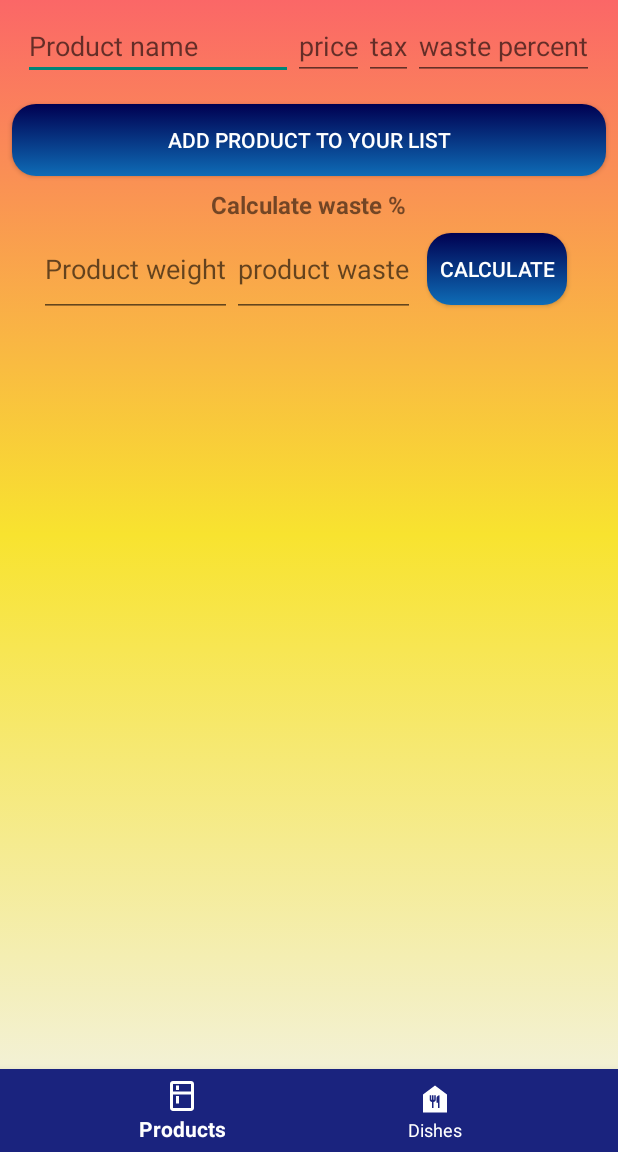
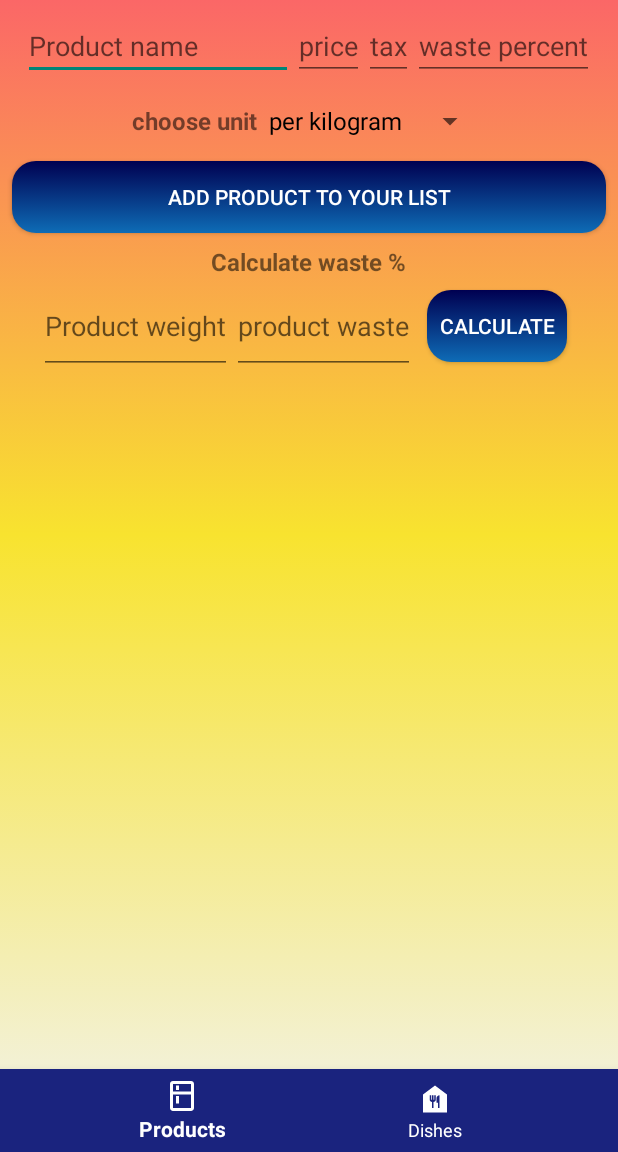
Before and after one commit to michalguspiel/FoodCostCalculator, an Android app: the screen it shows after launch (MainActivity), after a tap on "Add product", on a phone screen of 412 x 824 dp, the part 84-1236 px from its top. Run offline under Robolectric (Android 15) with nearby library versions, the phone set to English and light mode, and no system bars; our stand-ins replace Room's generated code; network calls fail; 1 other tap on this screen came first.

Commit message:
Added metric units and margin percent for dishes.

```diff
--- a/app/src/main/java/com/example/foodcostcalc/fragments/Add.kt
+++ b/app/src/main/java/com/example/foodcostcalc/fragments/Add.kt
@@ -1,36 +1,36 @@
 package com.example.foodcostcalc.fragments
 
+import android.annotation.SuppressLint
 import android.os.Bundle
+import android.util.Log
 import android.view.Gravity
 import android.view.LayoutInflater
 import android.view.View
 import android.view.ViewGroup
 import android.widget.*
 import androidx.fragment.app.*
-import androidx.lifecycle.Observer
 import androidx.lifecycle.ViewModelProvider
 import com.example.foodcostcalc.R
-import com.example.foodcostcalc.model.ProductIncluded
-import com.example.foodcostcalc.fragments.dialogs.CreateDish
 import com.example.foodcostcalc.model.Product
 import com.example.foodcostcalc.viewmodel.AddViewModel
 import java.math.RoundingMode
 import java.text.DecimalFormat
 
 
-class Add : Fragment() {
+class Add : Fragment(),AdapterView.OnItemSelectedListener {
 
-
+    var unitPosition: Int? = null
 
     private fun showToast(context: FragmentActivity? = activity, message: String, duration: Int = Toast.LENGTH_LONG) {
         Toast.makeText(context, message, duration) .show()
     }
 
+    @SuppressLint("ResourceType")
     override fun onCreateView(
         inflater: LayoutInflater,
         container: ViewGroup?,
         savedInstanceState: Bundle?
-    ): View? {
+    ): View {
         val view: View = inflater.inflate(R.layout.fragment_add, container, false)
         val viewModel = ViewModelProvider(this).get(AddViewModel::class.java)
 
@@ -46,10 +46,20 @@ class Add : Fragment() {
             val calcProductWeight    = view.findViewById<EditText>(R.id.waste_calc_product_weight)
 
 
+            /**Spinner adapter*/
+            val unitSpinner = view.findViewById<Spinner>(R.id.units_spinner)
+            val unitList = resources.getStringArray(R.array.units)
+            val unitsAdapter = ArrayAdapter(requireActivity(),R.layout.support_simple_spinner_dropdown_item,unitList)
+            with(unitSpinner){
+                setSelection(0,false)
+                adapter = unitsAdapter
+                onItemSelectedListener = this@Add
+                gravity = Gravity.CENTER
+                this.prompt = "Choose unit"
+                id = 1
+            }
 
             /** BUTTONS FUNCTIONALITY */
-
-
 
             addButton.setOnClickListener{
                 if(name.text.isNullOrEmpty()||
@@ -61,7 +71,8 @@ class Add : Fragment() {
                         name.text.toString(),
                         price.text.toString().toDouble(),
                         tax.text.toString().toDouble(),
-                        waste.text.toString().toDouble()
+                        waste.text.toString().toDouble(),
+                            unitList[unitPosition!!]
                     )
                     viewModel.addProducts(product)
 
@@ -104,4 +115,19 @@ class Add : Fragment() {
         const val TAG = "Add"
     }
 
+    override fun onItemSelected(parent: AdapterView<*>?, view: View?, position: Int, id: Long) {
+        when(parent?.id){
+            1->  {  unitPosition = position
+                    showToast(message = "$position")
+                Log.i("test","$unitPosition")
+            }
+                else -> {showToast(message = "wtf")}
+        }
+
+    }
+
+    override fun onNothingSelected(parent: AdapterView<*>?) {
+    Toast.makeText(requireContext(),"nothing selected", Toast.LENGTH_SHORT).show()
+    }
+
 }
--- a/app/src/main/java/com/example/foodcostcalc/model/Dish.kt
+++ b/app/src/main/java/com/example/foodcostcalc/model/Dish.kt
@@ -6,11 +6,12 @@ import androidx.room.*
 /** Data class provides an Dish */
 @Entity(tableName = "dishes")
 data class Dish(@PrimaryKey(autoGenerate = true) val dishId : Long,
-                @ColumnInfo(name = "dish_name") val name: String) {
+                @ColumnInfo(name = "dish_name") val name: String,
+                @ColumnInfo(name = "margin_percent")val marginPercent: Double = 100.0) {
 
 
     override fun toString(): String {
-        return "$name"
+        return name
     }
 
 }
--- a/app/src/main/java/com/example/foodcostcalc/model/Product.kt
+++ b/app/src/main/java/com/example/foodcostcalc/model/Product.kt
@@ -15,12 +15,13 @@ data class Product(@PrimaryKey(autoGenerate = true) val productId: Long,
                    @ColumnInfo(name = "product_name") val name: String,
                    val pricePerUnit: Double,
                    val tax: Double,
-                   val waste: Double){
+                   val waste: Double,
+                   val unit: String){
     @Ignore        val priceAfterWasteAndTax = pricePerUnit + pricePerUnit * (waste/100) + pricePerUnit * (tax/100)
 
     override fun toString():String{
         val df = DecimalFormat("#.##")
         val formatedBruttoPrice = df.format(priceAfterWasteAndTax)
-        return "$name, price per unit netto:$pricePerUnit. Price per unit with foodcost: $formatedBruttoPrice"
+        return "$name, price $unit netto:$pricePerUnit. Price $unit with foodcost: $formatedBruttoPrice"
     }
 }
--- /dev/null
+++ b/app/src/main/res/drawable/ic_baseline_delete_forever_24.xml
@@ -0,0 +1,5 @@
+<vector android:autoMirrored="true" android:height="40dp"
+    android:tint="?attr/colorControlNormal" android:viewportHeight="24"
+    android:viewportWidth="24" android:width="40dp" xmlns:android="http://schemas.android.com/apk/res/android">
+    <path android:fillColor="@android:color/white" android:pathData="M6,19c0,1.1 0.9,2 2,2h8c1.1,0 2,-0.9 2,-2L18,7L6,7v12zM8.46,11.88l1.41,-1.41L12,12.59l2.12,-2.12 1.41,1.41L13.41,14l2.12,2.12 -1.41,1.41L12,15.41l-2.12,2.12 -1.41,-1.41L10.59,14l-2.13,-2.12zM15.5,4l-1,-1h-5l-1,1L5,4v2h14L19,4z"/>
+</vector>
--- a/app/src/main/res/layout/fragment_add.xml
+++ b/app/src/main/res/layout/fragment_add.xml
@@ -1,6 +1,5 @@
 <?xml version="1.0" encoding="utf-8"?>
 <LinearLayout xmlns:android="http://schemas.android.com/apk/res/android"
-    xmlns:app="http://schemas.android.com/apk/res-auto"
     android:id="@+id/add_layout"
     android:background="@drawable/background"
     android:layout_width="match_parent"
@@ -47,6 +46,30 @@
             android:inputType="numberDecimal" />
     </LinearLayout>
 
+    <LinearLayout
+        android:layout_width="wrap_content"
+        android:layout_margin="8dp"
+        android:layout_height="wrap_content"
+        android:orientation="horizontal"
+        android:layout_gravity="center">
+
+        <TextView
+        android:layout_width="wrap_content"
+        android:layout_height="wrap_content"
+        android:textStyle="bold"
+        android:textSize="16sp"
+        android:text="@string/choose_unit"/>
+
+        <Spinner
+        android:id="@+id/units_spinner"
+        android:layout_width="wrap_content"
+        android:layout_height="match_parent"
+        android:spinnerMode="dropdown"
+        />
+
+
+    </LinearLayout>
+
     <Button
         android:id="@+id/addProduct"
         android:layout_width="match_parent"
@@ -66,7 +89,7 @@
         android:layout_gravity="center"
         android:textSize="16sp"
         android:textStyle="bold"
-        android:text="Calculate waste %" />
+        android:text="@string/calculate_waste" />
 
     <LinearLayout
         android:layout_width="wrap_content"
@@ -80,14 +103,14 @@
             android:layout_height="match_parent"
             android:hint="@string/product_weight"
             android:inputType="numberDecimal"
-        />
+            android:autofillHints="" />
         <EditText
             android:id="@+id/waste_calc_product_waste"
             android:layout_width="wrap_content"
             android:layout_height="match_parent"
             android:hint="@string/product_waste"
             android:inputType="numberDecimal"
-            />
+            android:autofillHints="" />
 
         <Button
             android:id="@+id/count_waste_percent_btn"
@@ -97,8 +120,8 @@
             android:padding="8dp"
             android:textColor="@color/white"
             android:layout_margin="8dp"
-            android:text="calculate" />
-            />
+            android:text="@string/calculate" />
+
 
 
 
--- a/app/src/main/res/values/strings.xml
+++ b/app/src/main/res/values/strings.xml
@@ -37,4 +37,13 @@
     <string name="product_waste">product waste</string>
     <string name="food_cost_calculator">Food cost calculator</string>
     <string name="calculate_your_foodcost">Calculate your foodcost</string>
+    <string name="amount">amount</string>
+    <string name="add_product_to_dish">add product to dish</string>
+    <string name="dish_margin">Dish margin</string>
+    <string name="percent">%.</string>
+    <string name="choose_unit">choose unit</string>
+    <string name="calculate_waste">Calculate waste %</string>
+    <string name="calculate">calculate</string>
+    <string name="delete_product">Delete product</string>
+    <string name="unit">unit:</string>
 </resources>
--- /dev/null
+++ b/app/src/main/res/values/units.xml
@@ -0,0 +1,20 @@
+<?xml version="1.0" encoding="utf-8"?>
+<resources>
+    <array name="units">
+        <item>"per kilogram"</item>
+        <item>per liter</item>
+        <item>"per piece"</item>
+        <item>"per gram"</item>
+        <item>per milliliter</item>
+
+    </array>
+
+    <array name="addProductUnits">
+        <item>"per piece"</item>
+        <item>"per kg"</item>
+        <item>"ml/l"</item>
+
+
+    </array>
+
+</resources>
```
Also changed, not shown: app/src/main/java/com/example/foodcostcalc/adapter/EditDishAdapter.kt (+26 -1 lines), app/src/main/java/com/example/foodcostcalc/fragments/dialogs/AddProductToDish.kt (+7 -2 lines), app/src/main/java/com/example/foodcostcalc/fragments/dialogs/EditDish.kt (+9 -5 lines), app/src/main/java/com/example/foodcostcalc/fragments/dialogs/EditProduct.kt (+44 -10 lines), app/src/main/java/com/example/foodcostcalc/model/ProductIncluded.kt (+18 -10 lines), app/src/main/res/layout/add_products_to_dish.xml (+4 -3 lines), app/src/main/res/layout/fragment_edit_dish.xml (+32 -4 lines), app/src/main/res/layout/fragment_edit_product.xml (+20 -5 lines), app/src/main/res/layout/small_list_of_products_v2.xml (+13 -7 lines).
